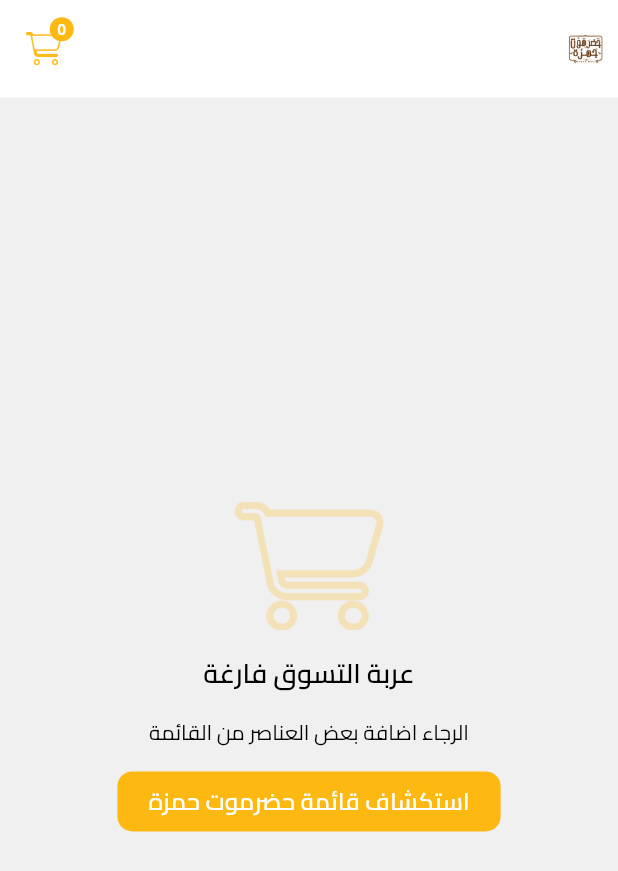
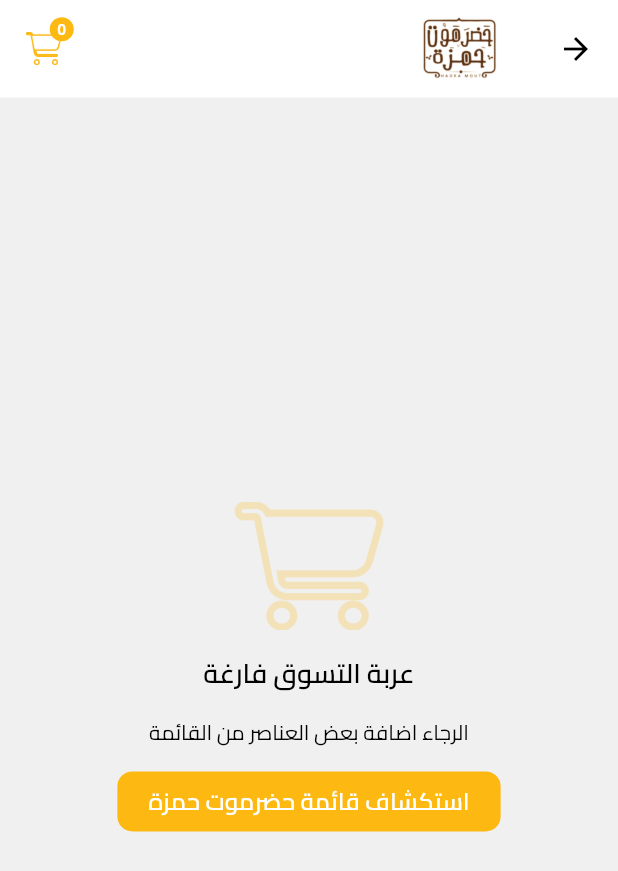
Before and after one commit to tsquare-alex/hadramout, a Flutter app: the CartScreen screen opened by its route, after a tap on an icon or button, on a phone screen of 412 x 824 dp. Shown: the top 871 px of the screen. Run offline on Flutter 3.47's test engine with Material 3 defaults, Android fonts, the light colour scheme and no system bars; our stand-ins replace auto_size_text, bloc, cached_network_image, cloud_firestore, equatable, firebase_auth and 13 more; missing offline and left inert: dart:html, flutter_rounded_date_picker, mailer; accounts and stored records are empty.

```diff
--- a/lib/core/widgets/custom_app_bar.dart
+++ b/lib/core/widgets/custom_app_bar.dart
@@ -22,17 +22,26 @@
       backgroundColor: appBarColor ?? AppColors.greyOp100,
       pinned: true,
       surfaceTintColor: Colors.transparent,
-      leadingWidth: 150.r,
-      leading: InkWell(
+      title: InkWell(
         hoverColor: Colors.transparent,
         splashColor: Colors.transparent,
         highlightColor: Colors.transparent,
         onTap: () => context.go(AppRoutes.initScreen),
-        child: Image.asset(
-          Res.home_logo,
-          width: 100,
-          height: 100,
-          alignment: Alignment.centerLeft,
+        child: Padding(
+          padding:  EdgeInsets.only(right: 30.r),
+          child: Image.asset(
+            Res.logo,
+            width:  ResponsiveValue<double>(context,
+                defaultValue: 70,
+                conditionalValues: [
+                  Condition.smallerThan(value: 50, name: DESKTOP)
+                ]).value!,
+            height:  ResponsiveValue<double>(context,
+                defaultValue: 70,
+                conditionalValues: [
+                  Condition.smallerThan(value: 50, name: DESKTOP)
+                ]).value!,
+          ),
         ),
       ),
       actions: [
--- a/lib/core/widgets/input_form_field.dart
+++ b/lib/core/widgets/input_form_field.dart
@@ -138,7 +138,7 @@
                         context,
                         defaultValue: 18,
                         conditionalValues: [
-                          Condition.smallerThan(value: 16, name: DESKTOP)
+                          Condition.smallerThan(value: 14, name: DESKTOP)
                         ],
                       ).value!,
                     ),
@@ -147,7 +147,7 @@
                         context,
                         defaultValue: 18,
                         conditionalValues: [
-                          Condition.smallerThan(value: 16, name: DESKTOP)
+                          Condition.smallerThan(value: 14, name: DESKTOP)
                         ],
                       ).value!,
                     ),
--- a/lib/res.dart
+++ b/lib/res.dart
@@ -13,6 +13,7 @@
   static const String home_icon = "assets/images/home_icon.png";
   static const String home_icon_fill = "assets/images/home_icon_fill.png";
   static const String home_logo = "assets/images/home_logo.png";
+  static const String logo = "assets/images/logo.png";
   static const String image_not_found = "assets/images/image_not_found.png";
   static const String img_ = "assets/images/img_.png";
   static const String img_120_r = "assets/images/img_120_r.png";
```
Also changed, not shown: lib/features/cart/presentation/screens/widgets/build_confirm_order.dart (+8 -7 lines), lib/features/home/presentation/widgets/custom_sections_item.dart (+4 -4 lines).
